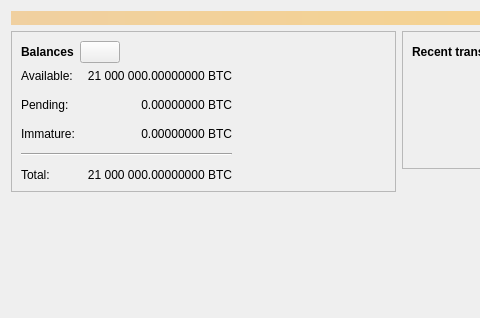
Qt form src/qt/forms/overviewpage.ui (JustAResearcher/Test) before a commit; both pictures show x 0 to 480 and y 0 to 318 of the 798 by 318 pixel window.
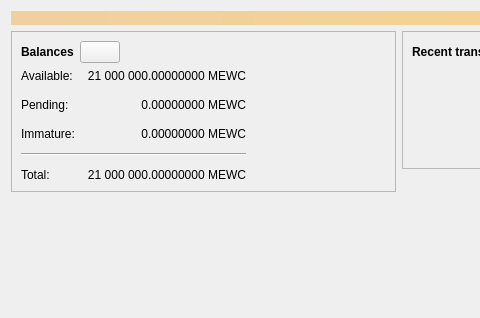
The same form after that commit. Icons and pictures are not drawn. Custom widgets are drawn as their Qt base class.

```diff
--- a/src/qt/forms/overviewpage.ui
+++ b/src/qt/forms/overviewpage.ui
@@ -120,7 +120,7 @@
                <string>Total of transactions that have yet to be confirmed, and do not yet count toward the spendable balance</string>
               </property>
               <property name="text">
-               <string notr="true">0.00000000 BTC</string>
+               <string notr="true">0.00000000 MEWC</string>
               </property>
               <property name="alignment">
                <set>Qt::AlignRight|Qt::AlignTrailing|Qt::AlignVCenter</set>
@@ -153,7 +153,7 @@
                <string>Mined balance that has not yet matured</string>
               </property>
               <property name="text">
-               <string notr="true">0.00000000 BTC</string>
+               <string notr="true">0.00000000 MEWC</string>
               </property>
               <property name="alignment">
                <set>Qt::AlignRight|Qt::AlignTrailing|Qt::AlignVCenter</set>
@@ -192,7 +192,7 @@
                <string>Your current total balance</string>
               </property>
               <property name="text">
-               <string notr="true">21 000 000.00000000 BTC</string>
+               <string notr="true">21 000 000.00000000 MEWC</string>
               </property>
               <property name="alignment">
                <set>Qt::AlignRight|Qt::AlignTrailing|Qt::AlignVCenter</set>
@@ -218,7 +218,7 @@
                <string>Your current spendable balance</string>
               </property>
               <property name="text">
-               <string notr="true">21 000 000.00000000 BTC</string>
+               <string notr="true">21 000 000.00000000 MEWC</string>
               </property>
               <property name="alignment">
                <set>Qt::AlignRight|Qt::AlignTrailing|Qt::AlignVCenter</set>
```
Left out of the diff: 4 changed lines with no effect on the pictures.
